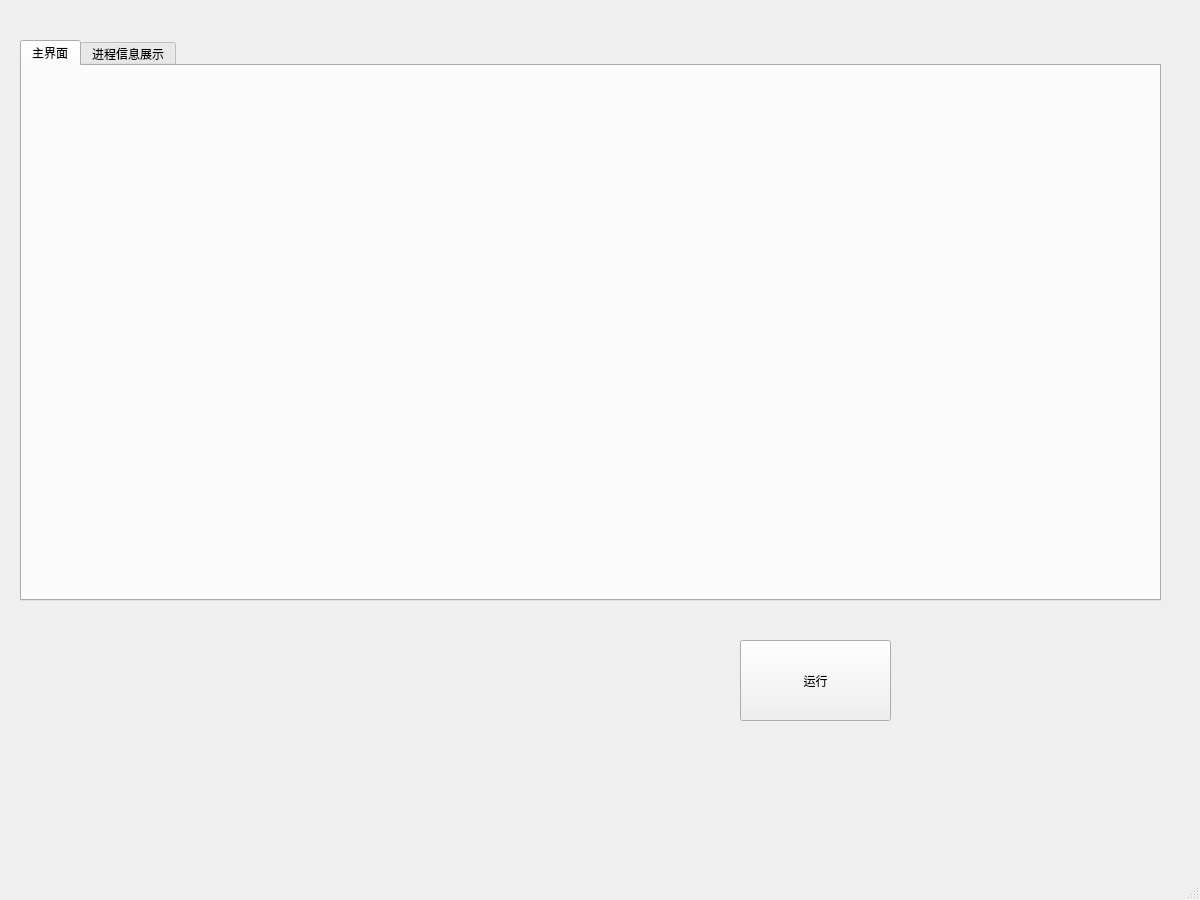
The window that main_test.ui (Fotiligner/OSproject) describes before a commit, drawn with Qt 5.
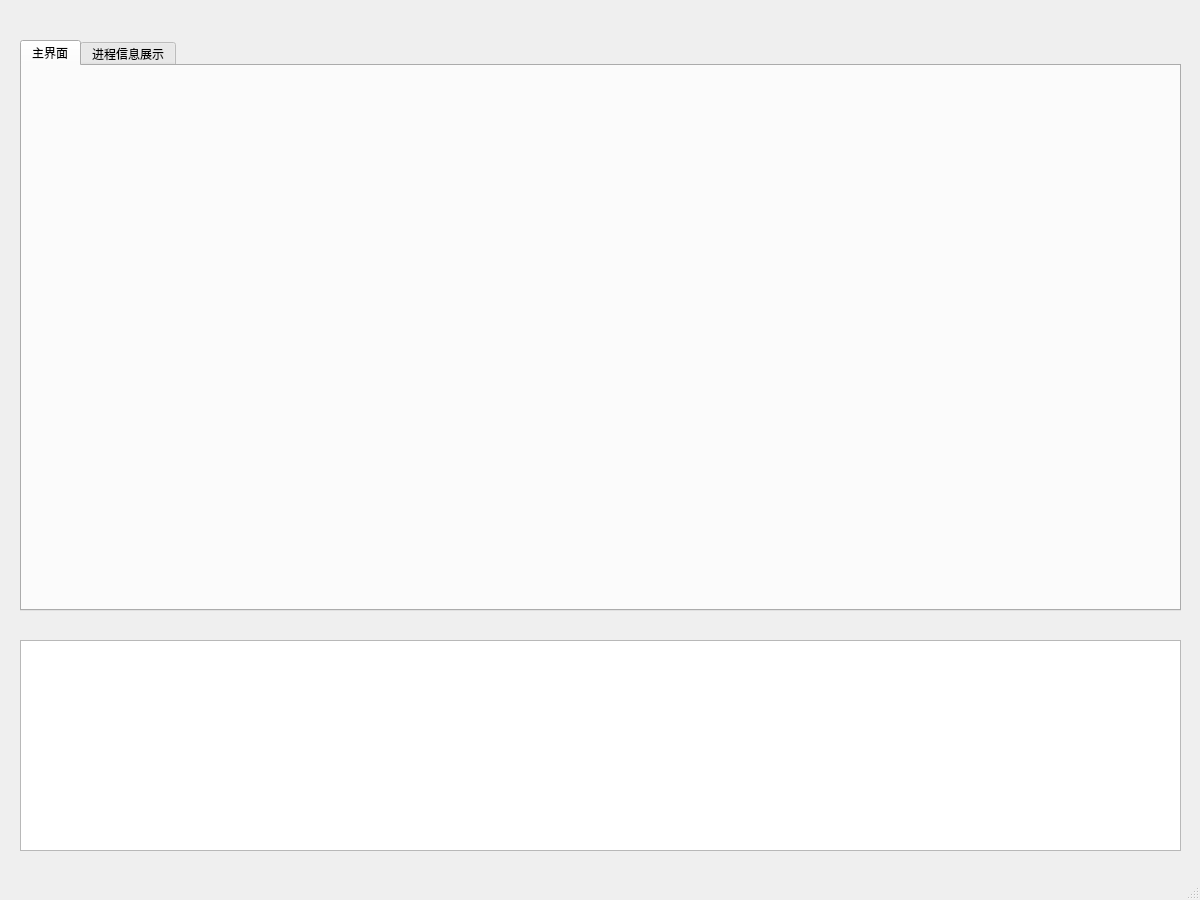
The same window after the commit.

```diff
--- a/main_test.ui
+++ b/main_test.ui
@@ -34,8 +34,8 @@
      <rect>
       <x>20</x>
       <y>40</y>
-      <width>1141</width>
-      <height>561</height>
+      <width>1161</width>
+      <height>571</height>
      </rect>
     </property>
     <property name="currentIndex">
@@ -52,18 +52,15 @@
      </attribute>
     </widget>
    </widget>
-   <widget class="QPushButton" name="pushButton">
+   <widget class="QTextBrowser" name="textBrowser">
     <property name="geometry">
      <rect>
-      <x>740</x>
+      <x>20</x>
       <y>640</y>
-      <width>151</width>
-      <height>81</height>
+      <width>1161</width>
+      <height>211</height>
      </rect>
     </property>
-    <property name="text">
-     <string>运行</string>
-    </property>
    </widget>
   </widget>
   <widget class="QStatusBar" name="statusbar"/>
```
